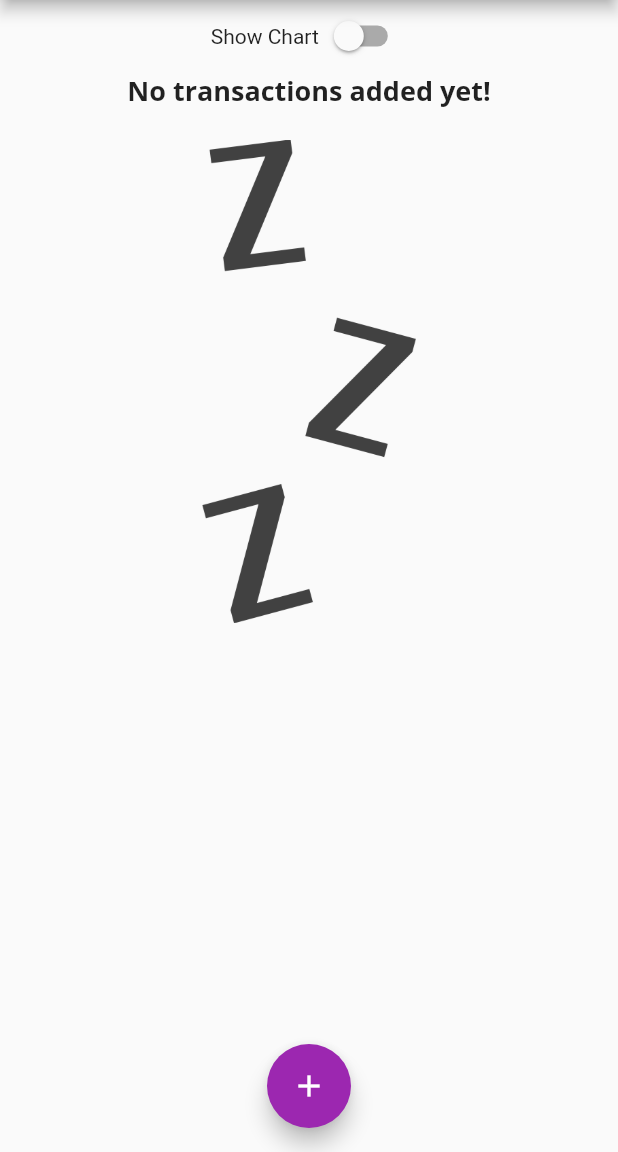
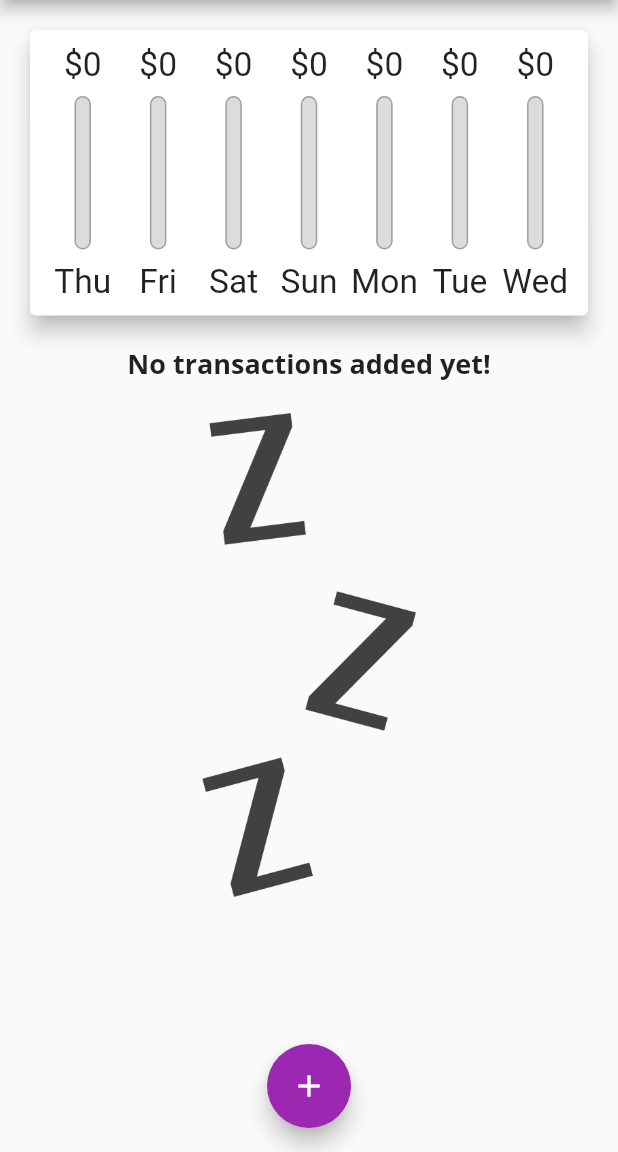
Before and after one commit to jsmrk/simple_expenses_tracker, a Flutter app: the screen it shows after launch, on a phone screen of 412 x 824 dp, the part 84-1236 px from its top. Run offline on Flutter 3.47's test engine with Material 2 defaults, Android fonts, the light colour scheme and no system bars.

Commit message:
f5 - ep11

```diff
--- a/lib/main.dart
+++ b/lib/main.dart
@@ -109,6 +109,9 @@ class _MyHomePageState extends State<MyHomePage> {
 
   @override
   Widget build(BuildContext context) {
+    final isLandscape =
+        MediaQuery.of(context).orientation == Orientation.landscape;
+
     final appBar = AppBar(
       title: Text(
         'Personal Expenses',
@@ -121,6 +124,14 @@ class _MyHomePageState extends State<MyHomePage> {
       ],
     );
 
+    final txListWidgets = Container(
+      height: (MediaQuery.of(context).size.height -
+              appBar.preferredSize.height -
+              MediaQuery.of(context).padding.top) *
+          0.7,
+      child: TransactionList(_userTransactions, _deleteTransaction),
+    );
+
     return Scaffold(
       appBar: appBar,
       body: SingleChildScrollView(
@@ -128,6 +139,7 @@ class _MyHomePageState extends State<MyHomePage> {
           // mainAxisAlignment: MainAxisAlignment.start,
           crossAxisAlignment: CrossAxisAlignment.stretch,
           children: <Widget>[
+            if (isLandscape)
               Row(
                 mainAxisAlignment: MainAxisAlignment.center,
                 children: [
@@ -141,6 +153,16 @@ class _MyHomePageState extends State<MyHomePage> {
                       })
                 ],
               ),
+            if (!isLandscape)
+              Container(
+                height: (MediaQuery.of(context).size.height -
+                        appBar.preferredSize.height -
+                        MediaQuery.of(context).padding.top) *
+                    0.3,
+                child: Chart(_recentTransactions),
+              ),
+            if (!isLandscape) txListWidgets,
+            if (isLandscape)
               _showChart
                   ? Container(
                       height: (MediaQuery.of(context).size.height -
@@ -149,14 +171,7 @@ class _MyHomePageState extends State<MyHomePage> {
                           0.7,
                       child: Chart(_recentTransactions),
                     )
-                : Container(
-                    height: (MediaQuery.of(context).size.height -
-                            appBar.preferredSize.height -
-                            MediaQuery.of(context).padding.top) *
-                        0.7,
-                    child:
-                        TransactionList(_userTransactions, _deleteTransaction),
-                  ),
+                  : txListWidgets
           ],
         ),
       ),
```
Lines whose indentation alone changed are shown as unchanged.
